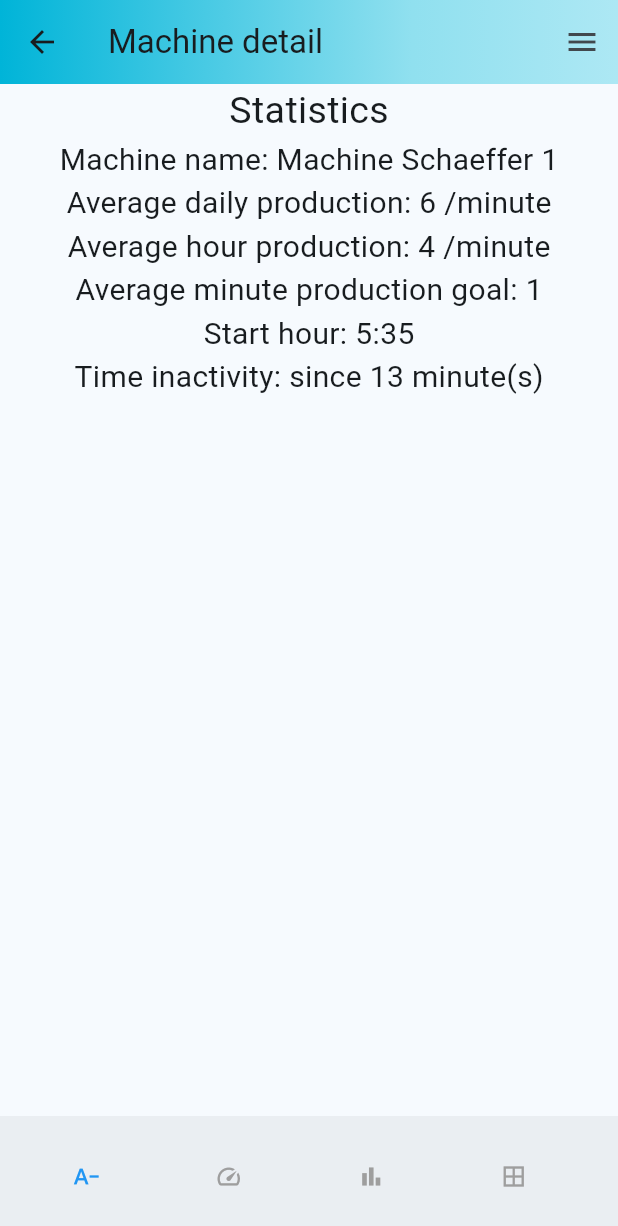
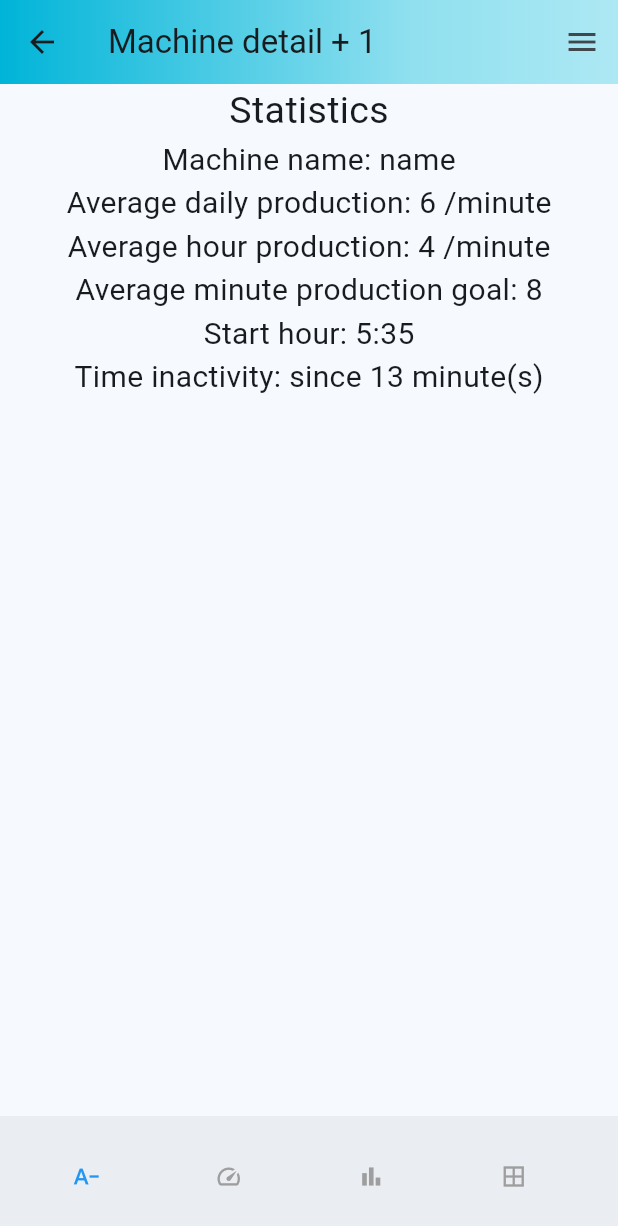
Before and after one commit to TheoHakk/B3Q1-Hakem-Flutter, a Flutter app: the screen it shows after launch, after a tap on "Login", after a tap on "Observer mode", after a tap on "Machine Schaeffer 1", on a phone screen of 412 x 824 dp. Shown: the top 1226 px of the screen. Run offline on Flutter 3.47's test engine with Material 3 defaults, Android fonts, the light colour scheme and no system bars; our stand-ins replace firebase_auth, firebase_core, fl_chart, syncfusion_flutter_gauges; accounts and stored records are empty.

Commit message:
Changement des routes afin d'obtenir l'url correctement, mais aussi de transmettre des paramètres dans la query

```diff
--- a/lib/Router/main.dart
+++ b/lib/Router/main.dart
@@ -1,12 +1,13 @@
-import 'package:b3q1_hakem_projet_flutter/Firebase/Repositories/user_repository.dart';
-import 'package:b3q1_hakem_projet_flutter/View/Forms/form_machine.dart';
+import 'package:firebase_core/firebase_core.dart';
 import 'package:flutter/material.dart';
+import '../Firebase/Configuration/firebase_options.dart';
 import '../Firebase/Repositories/firebase_user_repository.dart';
+import '../Firebase/Repositories/user_repository.dart';
 import '../View/AppViews/machine_detail.dart';
 import '../View/AppViews/machine_selection.dart';
+import '../View/AppViews/not_found.dart';
+import '../View/Forms/form_machine.dart';
 import '../View/Login/login_page.dart';
-import 'package:firebase_core/firebase_core.dart';
-import '../Firebase/Configuration/firebase_options.dart';
 
 void main() async {
   WidgetsFlutterBinding.ensureInitialized();
@@ -34,13 +35,41 @@ class MyApp extends StatelessWidget {
       ),
       debugShowCheckedModeBanner: false,
       initialRoute: '/login',
-      routes: {
-        '/login': (context) => LoginPage(userRepository: userRepository),
-        '/machineSelection': (context) =>
-            MachineSelection(userRepository: userRepository),
-        '/machineDetail': (context) => const MachineDetail(),
-        '/update': (context) => const FormMachine(title: "update"),
-        '/add': (context) => const FormMachine(title: "add"),
+      onGenerateRoute: (settings) {
+        //Extract id from the path
+        var path = settings.name?.split('/');
+        String? id = (path!.length > 2) ? path[2] : null;
+
+        switch (path[1]) {
+          case 'login':
+            return MaterialPageRoute(
+              //we add the settings to the route, for actualize the url in the browser
+                settings: settings,
+                builder: (context) =>
+                    LoginPage(userRepository: userRepository));
+          case 'machineSelection':
+            return MaterialPageRoute(
+                settings: settings,
+                builder: (context) =>
+                    MachineSelection(userRepository: userRepository));
+          case 'machineDetail':
+            return MaterialPageRoute(
+                settings: settings,
+                builder: (context) => MachineDetail(machineId: id));
+          case 'update':
+            return MaterialPageRoute(
+                settings: settings,
+                builder: (context) =>
+                    FormMachine(title: "update", machineId: id));
+          case 'add':
+            return MaterialPageRoute(
+                settings: settings,
+                builder: (context) => FormMachine(title: "add", machineId: id));
+          default:
+            return MaterialPageRoute(
+                settings: settings,
+                builder: (context) => const NotFoundPage());
+        }
       },
     );
   }
--- a/lib/View/AppViews/machine_detail.dart
+++ b/lib/View/AppViews/machine_detail.dart
@@ -10,7 +10,8 @@ import '../Performance/statistics.dart';
 enum Views { textual, performance, chart, all }
 
 class MachineDetail extends StatefulWidget {
-  const MachineDetail({super.key});
+  const MachineDetail({super.key, required this.machineId});
+  final String? machineId;
 
   @override
   State<MachineDetail> createState() => _MachineDetail();
@@ -35,10 +36,12 @@ class _MachineDetail extends State<MachineDetail> {
 
   @override
   Widget build(BuildContext context) {
-    Machine machine = (ModalRoute.of(context)?.settings.arguments as Machine?)!;
+
+    Machine machine = Machine("name", 8, 8);
+
     return Scaffold(
         appBar: AppBar(
-          title: const Text("Machine detail"),
+          title: Text("Machine detail + ${widget.machineId}"),
           flexibleSpace: Container(
             decoration: const BoxDecoration(
               gradient: LinearGradient(
--- a/lib/View/AppViews/machine_selection.dart
+++ b/lib/View/AppViews/machine_selection.dart
@@ -31,7 +31,6 @@ class _MachineSelection extends State<MachineSelection> {
 
   @override
   Widget build(BuildContext context) {
-
     if (username == "") {
       currentUser = User(name: 'Visitor', logged: false);
     } else {
@@ -44,13 +43,9 @@ class _MachineSelection extends State<MachineSelection> {
       Machine("Machine Schaeffer 3", 3, 1),
     ];
 
-    void addMachine() {
-      Navigator.pushNamed(context, '/add');
-    }
-
     return Scaffold(
       appBar: AppBar(
-        title: Text("${"Machine selection"} - ${currentUser.name}"),
+        title: Text("Machine selection - ${currentUser.name}"),
         flexibleSpace: Container(
           decoration: const BoxDecoration(
             gradient: LinearGradient(
@@ -62,6 +57,32 @@ class _MachineSelection extends State<MachineSelection> {
               ],
             ),
           ),
+        ),
+      ),
+      endDrawer: Drawer(
+        child: ListView(
+          padding: EdgeInsets.zero,
+          children: const [
+            DrawerHeader(
+              decoration: BoxDecoration(
+                gradient: LinearGradient(
+                  colors: <Color>[
+                    Color(0xFF00B4D8),
+                    Color(0xFF48CAE4),
+                    Color(0xFF90E0EF),
+                    Color(0xFFADE8F4),
+                  ],
+                ),
+              ),
+              child: Text(
+                'Menu',
+                style: TextStyle(
+                  color: Colors.white,
+                  fontSize: 24,
+                ),
+              ),
+            ),
+          ],
         ),
       ),
       body: Center(
@@ -80,15 +101,7 @@ class _MachineSelection extends State<MachineSelection> {
                     padding: const EdgeInsets.all(8.0),
                     child: ElevatedButton(
                       onPressed: () {
-                        Navigator.push(
-                          context,
-                          MaterialPageRoute(
-                            builder: (context) => const MachineDetail(),
-                            settings: RouteSettings(
-                              arguments: machine,
-                            ),
-                          ),
-                        );
+                        Navigator.pushNamed(context, '/machineDetail/${machine.getId()}');
                       },
                       child: Text(machine.getName()),
                     ),
@@ -99,11 +112,6 @@ class _MachineSelection extends State<MachineSelection> {
           ],
         ),
       ),
-      floatingActionButton: FloatingActionButton(
-          onPressed: () {
-            addMachine();
-          },
-          child: const Icon(Icons.add)),
     );
   }
 }
--- /dev/null
+++ b/lib/View/AppViews/not_found.dart
@@ -0,0 +1,18 @@
+import 'package:flutter/cupertino.dart';
+
+class NotFoundPage extends StatelessWidget {
+  const NotFoundPage({super.key});
+
+  @override
+  Widget build(BuildContext context) {
+    return const Center(
+        child: Column(
+      mainAxisAlignment: MainAxisAlignment.center,
+      crossAxisAlignment: CrossAxisAlignment.center,
+      children: [
+        Text("404", style: TextStyle(fontSize: 50)),
+        Text("Page not found", style: TextStyle(fontSize: 25)),
+      ],
+    ));
+  }
+}
--- a/lib/View/Forms/form_machine.dart
+++ b/lib/View/Forms/form_machine.dart
@@ -4,9 +4,10 @@ import 'package:flutter/material.dart';
 import '../../Model/machine.dart';
 
 class FormMachine extends StatefulWidget {
-  const FormMachine({super.key, required this.title});
+  const FormMachine({super.key, required this.title, required this.machineId});
 
   final String title;
+  final String? machineId;
 
   @override
   State<FormMachine> createState() => _FormMachine();
--- a/lib/View/Login/login_page.dart
+++ b/lib/View/Login/login_page.dart
@@ -47,7 +47,7 @@ class _LoginPageState extends State<LoginPage> {
                   'Connection to your account',
                   style: Theme.of(context).textTheme.headline6,
                 ),
-                SizedBox(height: 20),
+                const SizedBox(height: 20),
                 TextFormField(
                   controller: _emailController,
                   decoration: const InputDecoration(
@@ -60,7 +60,7 @@ class _LoginPageState extends State<LoginPage> {
                     return null;
                   },
                 ),
-                SizedBox(height: 20),
+                const SizedBox(height: 20),
                 TextFormField(
                   controller: _passwordController,
                   decoration: const InputDecoration(
@@ -74,7 +74,7 @@ class _LoginPageState extends State<LoginPage> {
                     return null;
                   },
                 ),
-                SizedBox(height: 20),
+                const SizedBox(height: 20),
                 ElevatedButton(
                   onPressed: () async {
                     if (_formKey.currentState!.validate()) {
@@ -89,7 +89,7 @@ class _LoginPageState extends State<LoginPage> {
                         );
                         Navigator.pushReplacementNamed(
                           context,
-                          "/machineSelection",
+                          '/machineSelection',
                           arguments: user,
                         );
                       } catch (e) {
@@ -103,7 +103,7 @@ class _LoginPageState extends State<LoginPage> {
                   },
                   child: const Text("Login"),
                 ),
-                SizedBox(height: 20),
+                const SizedBox(height: 20),
                 ElevatedButton(
                   onPressed: () {
                     User user = User(
--- a/lib/View/Performance/graphic.dart
+++ b/lib/View/Performance/graphic.dart
@@ -76,7 +76,6 @@ class ChartState extends State<Chart> {
           child: LayoutBuilder(builder: (context, constraints) {
             final barsSpace = 4.0 * constraints.maxWidth / 40;
             final barsWidth = 8.0 * constraints.maxWidth / 200;
-
             return SizedBox(
               child: Padding(
                 padding: const EdgeInsets.all(16),
--- a/lib/View/Performance/grouped_informations.dart
+++ b/lib/View/Performance/grouped_informations.dart
@@ -24,7 +24,7 @@ class _GroupedInformations extends State<GroupedInformations> {
         return SingleChildScrollView(
           child: Column(children: <Widget>[
             Statistics(title: "title", machine: awesomeMachine),
-            Performance(title: "Perf"),
+            const Performance(title: "Perf"),
             SizedBox(width: constraints.maxWidth, child: Chart())
           ]),
         );
@@ -37,7 +37,7 @@ class _GroupedInformations extends State<GroupedInformations> {
             Statistics(title: "title", machine: awesomeMachine),
             Column(
               children: [
-                Performance(title: "Perf"),
+                const Performance(title: "Perf"),
                 SizedBox(width: constraints.maxWidth / 2, child: Chart())
               ],
             )
--- a/lib/View/Performance/statistics.dart
+++ b/lib/View/Performance/statistics.dart
@@ -19,7 +19,10 @@ class _Statistics extends State<Statistics> {
 
   @override
   build(BuildContext context) {
-    return (Column(textDirection: TextDirection.ltr, children: [
+    return (Column(
+        mainAxisAlignment: MainAxisAlignment.center,
+        crossAxisAlignment: CrossAxisAlignment.center,
+        children: [
           const Text("Statistics", style: TextStyle(fontSize: 25)),
           Text("Machine name: ${machine.getName()}",
               style: const TextStyle(fontSize: 20)),
@@ -34,7 +37,8 @@ class _Statistics extends State<Statistics> {
               style: const TextStyle(fontSize: 20)),
           Text("Start hour: ${machine.getStartHour()}",
               style: const TextStyle(fontSize: 20)),
-      Text("Time inactivity: since ${machine.getTimeInactivity()} minute(s)",
+          Text(
+              "Time inactivity: since ${machine.getTimeInactivity()} minute(s)",
               style: const TextStyle(fontSize: 20)),
         ]));
   }
```
Also changed, not shown: 4 other files. Lines whose indentation alone changed are shown as unchanged.
